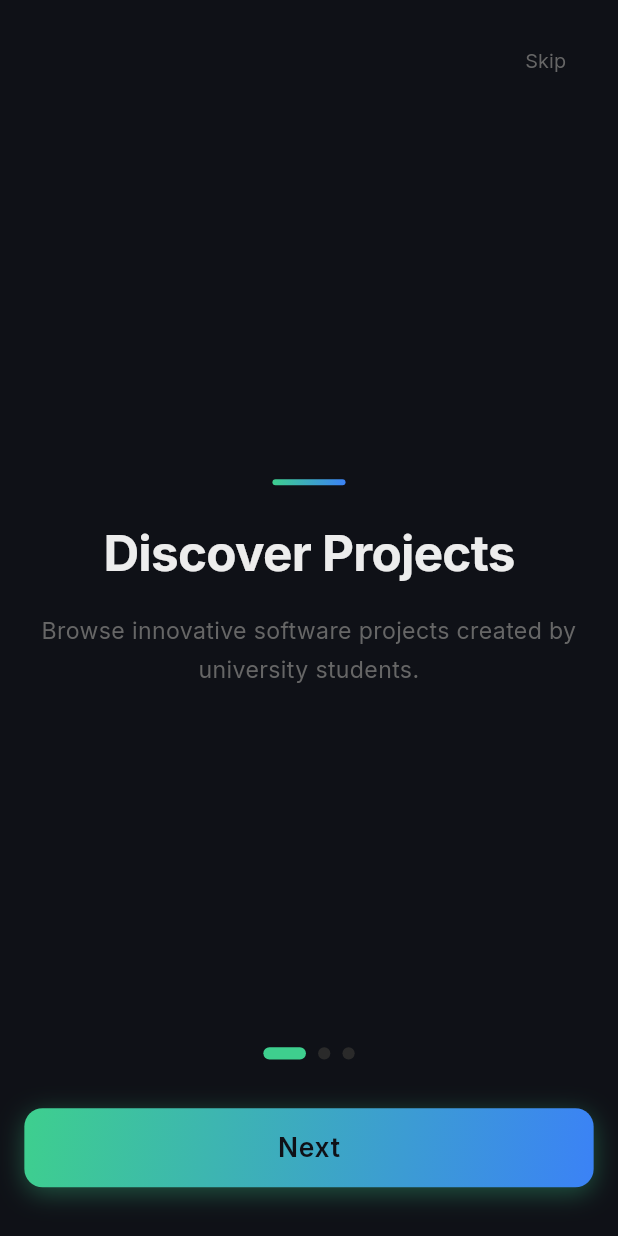
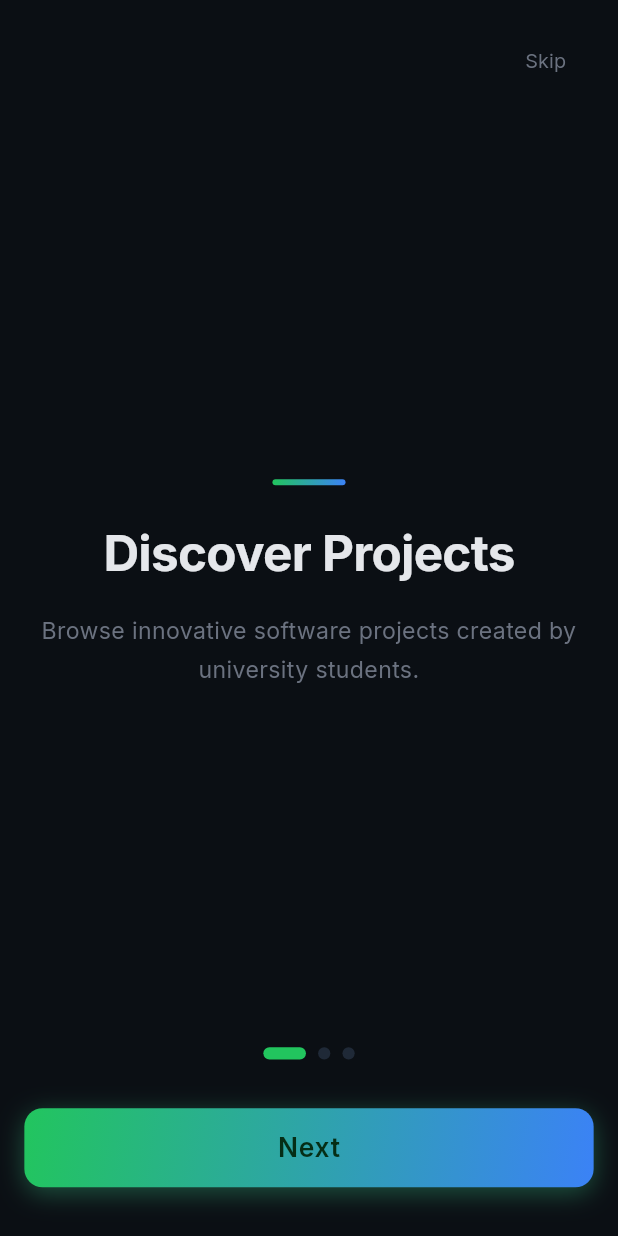
Before and after one commit to HussainAlsarray25/votera-app, a Flutter app: the screen it shows after launch, on a phone screen of 412 x 824 dp. Run offline on Flutter 3.47's test engine with Material 3 defaults, Android fonts, the phone set to English and light mode, and no system bars; our stand-ins replace app_links, bloc, cached_network_image, dartz, dio, equatable and 14 more; accounts and stored records are empty.

Commit message:
feat(theme): update dark palette and add missing component themes
Replace old near-black Supabase palette with a darker blue-tinted dark theme.
Add chipTheme, floatingActionButtonTheme, dividerTheme, and iconTheme to
app_theme.dart to cover previously unstyled components.

```diff
--- a/lib/core/design_system/theme/app_theme.dart
+++ b/lib/core/design_system/theme/app_theme.dart
@@ -43,6 +43,12 @@ class AppTheme {
         backgroundColor: colors.surface,
         foregroundColor: colors.textPrimary,
         surfaceTintColor: Colors.transparent,
+        titleTextStyle: TextStyle(
+          color: colors.textPrimary,
+          fontSize: 18,
+          fontWeight: FontWeight.w600,
+        ),
+        iconTheme: IconThemeData(color: colors.textPrimary),
       ),
       cardTheme: CardThemeData(
         elevation: 0,
@@ -109,6 +115,25 @@ class AppTheme {
         ),
         unselectedLabelTextStyle: TextStyle(color: colors.textHint),
       ),
+      iconTheme: IconThemeData(color: colors.textSecondary),
+      floatingActionButtonTheme: FloatingActionButtonThemeData(
+        backgroundColor: colors.primary,
+        foregroundColor: colors.textOnPrimary,
+      ),
+      chipTheme: ChipThemeData(
+        backgroundColor: colors.cardBackground,
+        selectedColor: colors.primary,
+        labelStyle: TextStyle(color: colors.textPrimary),
+        secondaryLabelStyle: TextStyle(color: colors.textOnPrimary),
+        padding: const EdgeInsets.symmetric(horizontal: 10, vertical: 4),
+        shape: RoundedRectangleBorder(
+          borderRadius: BorderRadius.circular(AppSpacing.radiusMd),
+        ),
+      ),
+      dividerTheme: DividerThemeData(
+        color: colors.divider,
+        thickness: 1,
+      ),
     );
   }
 }
--- a/lib/core/design_system/tokens/app_color_scheme.dart
+++ b/lib/core/design_system/tokens/app_color_scheme.dart
@@ -71,29 +71,29 @@ class AppColorScheme extends ThemeExtension<AppColorScheme> {
     end: Alignment.bottomRight,
   );
 
-  // -- Dark palette: Supabase-inspired near-black with green accent --
+  // -- Dark palette --
   static const AppColorScheme dark = AppColorScheme(
-    primary: Color(0xFF3ECF8E),
-    primaryLight: Color(0xFF6ADBA8),
-    primaryDark: Color(0xFF2AB578),
+    primary: Color(0xFF22C55E),
+    primaryLight: Color(0xFF4ADE80),
+    primaryDark: Color(0xFF16A34A),
     secondary: Color(0xFF3B82F6),
     secondaryLight: Color(0xFF60A5FA),
     secondaryDark: Color(0xFF1D4ED8),
     accent: Color(0xFFFBBF24),
     accentLight: Color(0xFFFDE68A),
-    success: Color(0xFF3ECF8E),
-    error: Color(0xFFF87171),
+    success: Color(0xFF22C55E),
+    error: Color(0xFFEF4444),
     warning: Color(0xFFFBBF24),
     info: Color(0xFF3B82F6),
-    background: Color(0xFF0F1117),
-    surface: Color(0xFF1C1C1C),
-    cardBackground: Color(0xFF171717),
-    textPrimary: Color(0xFFEDEDED),
-    textSecondary: Color(0xFF9B9B9B),
-    textHint: Color(0xFF666666),
-    textOnPrimary: Color(0xFF0F1117),
-    border: Color(0xFF2A2A2A),
-    divider: Color(0xFF1F1F1F),
+    background: Color(0xFF0B0F14),
+    surface: Color(0xFF121821),
+    cardBackground: Color(0xFF151B26),
+    textPrimary: Color(0xFFE5E7EB),
+    textSecondary: Color(0xFF9CA3AF),
+    textHint: Color(0xFF6B7280),
+    textOnPrimary: Color(0xFF052E16),
+    border: Color(0xFF1F2937),
+    divider: Color(0xFF18202A),
   );
 
   // -- Light palette: clean white surfaces with green accent --
```
Also changed, not shown: lib/core/design_system/tokens/app_colors.dart (+15 -18 lines).
